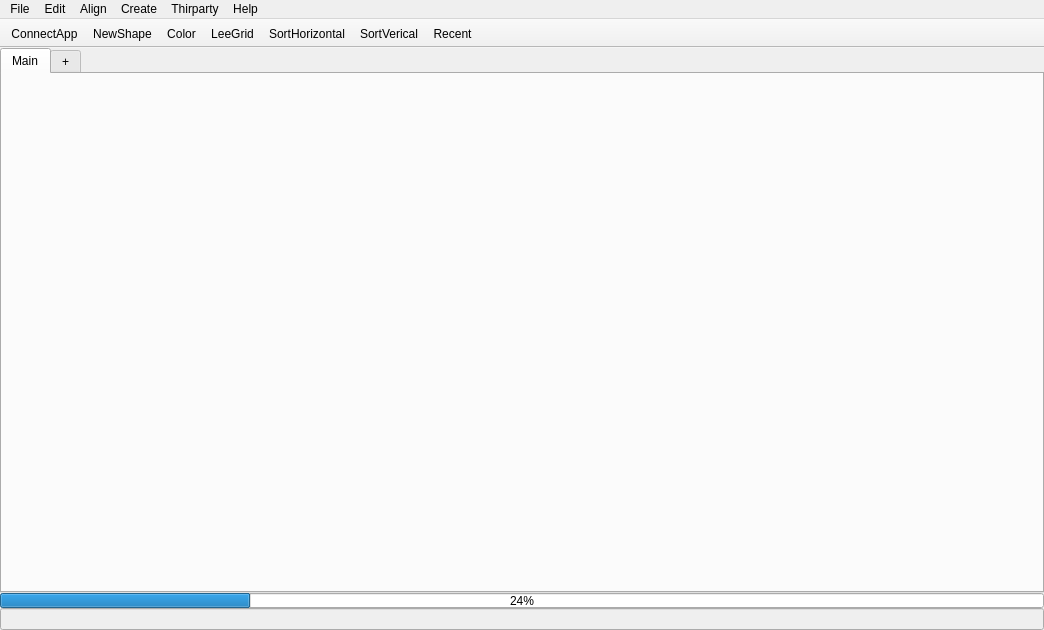
The window that ui/leePicker.ui (leetdvn/LeePickerX) describes before a commit, drawn with Qt 5.
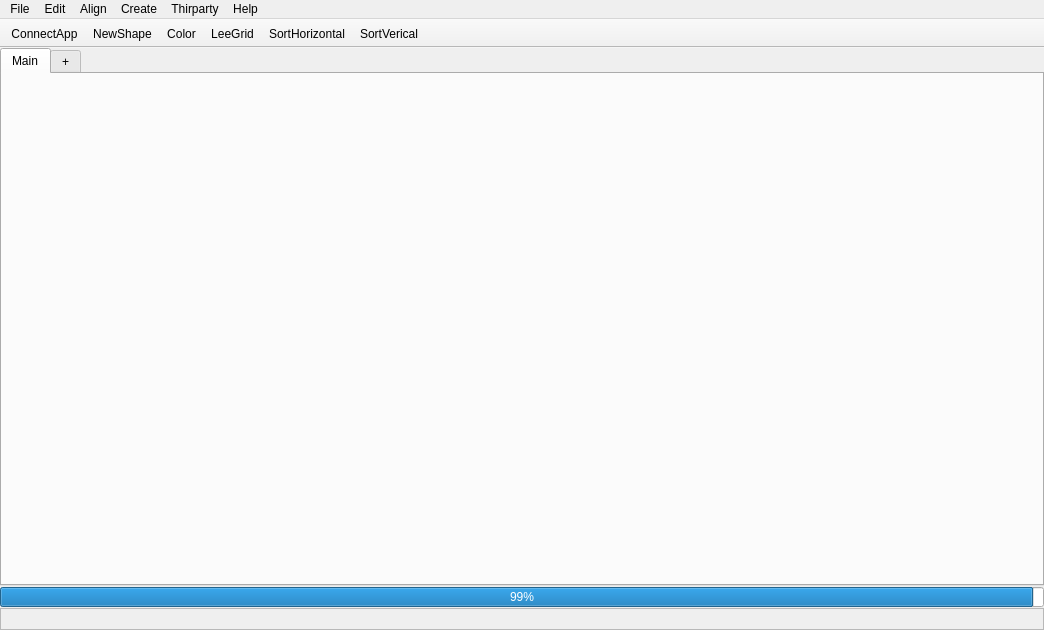
The same window after the commit. Icons and pictures are not drawn.

What changed in the file:
```diff
--- a/ui/leePicker.ui
+++ b/ui/leePicker.ui
@@ -44,9 +44,12 @@
     <property name="bottomMargin">
      <number>0</number>
     </property>
-    <property name="spacing">
+    <property name="horizontalSpacing">
      <number>0</number>
     </property>
+    <property name="verticalSpacing">
+     <number>1</number>
+    </property>
     <item row="0" column="0">
      <widget class="QTabWidget" name="tabWidget">
       <property name="acceptDrops">
@@ -109,7 +112,35 @@
       </widget>
      </widget>
     </item>
-    <item row="1" column="0">
+    <item row="3" column="0">
+     <widget class="QTextEdit" name="LogPicker">
+      <property name="enabled">
+       <bool>false</bool>
+      </property>
+      <property name="minimumSize">
+       <size>
+        <width>0</width>
+        <height>0</height>
+       </size>
+      </property>
+      <property name="maximumSize">
+       <size>
+        <width>1044</width>
+        <height>22</height>
+       </size>
+      </property>
+      <property name="autoFillBackground">
+       <bool>false</bool>
+      </property>
+      <property name="verticalScrollBarPolicy">
+       <enum>Qt::ScrollBarPolicy::ScrollBarAlwaysOff</enum>
+      </property>
+      <property name="horizontalScrollBarPolicy">
+       <enum>Qt::ScrollBarPolicy::ScrollBarAlwaysOff</enum>
+      </property>
+     </widget>
+    </item>
+    <item row="2" column="0">
      <widget class="QProgressBar" name="leeProgress">
       <property name="sizePolicy">
        <sizepolicy hsizetype="Expanding" vsizetype="Fixed">
@@ -126,11 +157,11 @@
       <property name="maximumSize">
        <size>
         <width>16777215</width>
-        <height>15</height>
+        <height>20</height>
        </size>
       </property>
       <property name="value">
-       <number>24</number>
+       <number>99</number>
       </property>
       <property name="alignment">
        <set>Qt::AlignmentFlag::AlignCenter</set>
@@ -143,13 +174,6 @@
       </property>
      </widget>
     </item>
-    <item row="2" column="0">
-     <widget class="QLineEdit" name="LogPicker">
-      <property name="enabled">
-       <bool>false</bool>
-      </property>
-     </widget>
-    </item>
    </layout>
   </widget>
   <widget class="QMenuBar" name="menuBar">
@@ -249,7 +273,6 @@
    <addaction name="actionLeeGrid"/>
    <addaction name="SortHorizontalAct"/>
    <addaction name="SortVericalAct"/>
-   <addaction name="Recent"/>
   </widget>
   <action name="NewScene">
    <property name="text">
```
Left out of the diff: 8 changed lines with no effect on the pictures.
